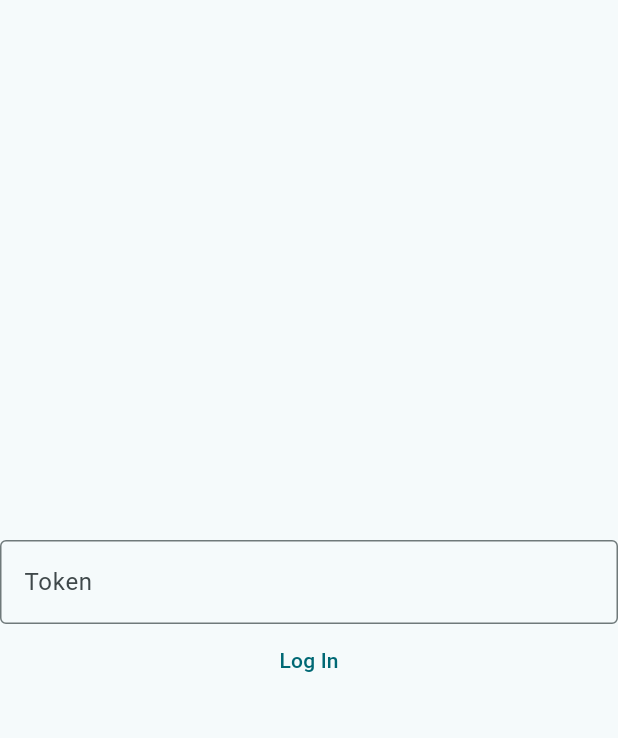
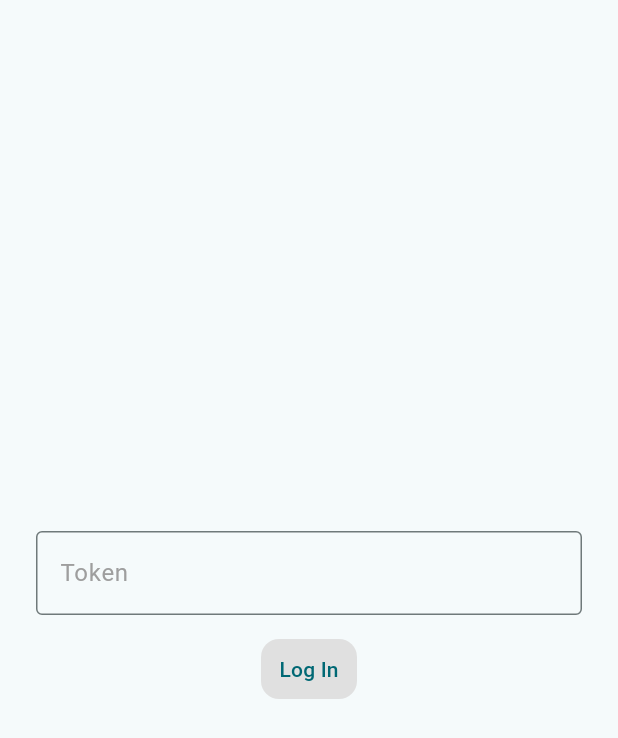
Before and after one commit to hamed-deriv/core-plugin-arch-poc, a Flutter app: the AuthenticationPage screen opened directly, on a phone screen of 412 x 824 dp. Shown: the top 738 px of the screen. Run offline on Flutter 3.47's test engine with Material 2 defaults, Android fonts, the light colour scheme and no system bars; our stand-ins replace bloc, connectivity_plus, flutter_bloc, flutter_secure_storage, shared_preferences; missing offline and left inert: flutter_deriv_api; accounts and stored records are empty; network calls fail.

Commit message:
update auth messaging

```diff
--- a/core_plugin_arch_poc/lib/core/navigation/navigator_service.dart
+++ b/core_plugin_arch_poc/lib/core/navigation/navigator_service.dart
@@ -17,4 +17,11 @@ class NavigatorService {
 
   static void pop<T extends Object?>(BuildContext context, [T? result]) =>
       Navigator.pop(context, result);
+
+  static void pushAndRemoveUntil(BuildContext context, Widget page) =>
+      Navigator.pushAndRemoveUntil(
+        context,
+        MaterialPageRoute(builder: (context) => page),
+        (route) => false,
+      );
 }
--- a/core_plugin_arch_poc/lib/features/auth/app/cubit/authentication_cubit.dart
+++ b/core_plugin_arch_poc/lib/features/auth/app/cubit/authentication_cubit.dart
@@ -21,7 +21,10 @@ class AuthenticationCubit extends Cubit<AuthenticationState> {
           return false;
         }
       },
-      onLogoutRequested: logout,
+      onLogoutRequested: () {
+        logout();
+        messagingInterface.forgetToken();
+      },
       onForgetUserRequested: messagingInterface.forgetToken,
     );
   }
--- a/core_plugin_arch_poc/lib/features/auth/app/messaging/auth.messaging.interface.dart
+++ b/core_plugin_arch_poc/lib/features/auth/app/messaging/auth.messaging.interface.dart
@@ -6,6 +6,8 @@ abstract interface class AuthMessagingInterface extends BaseMessagingInterface {
   Future<void> saveToken(String token);
 
   void forgetToken();
+
+  Future<void> logout();
 
   void sendLoggedInnMessage();
 
--- a/core_plugin_arch_poc/lib/features/auth/presentation/pages/authentication_page.dart
+++ b/core_plugin_arch_poc/lib/features/auth/presentation/pages/authentication_page.dart
@@ -15,10 +15,13 @@ class AuthenticationPage extends StatelessWidget {
       builder: (context, state) {
         return Scaffold(
           body: Center(
-            child: TokenForm(
-              onSubmit: (String token) {
-                context.read<AuthenticationCubit>().login(token);
-              },
+            child: Padding(
+              padding: const EdgeInsets.all(24.0),
+              child: TokenForm(
+                onSubmit: (String token) {
+                  context.read<AuthenticationCubit>().login(token);
+                },
+              ),
             ),
           ),
         );
@@ -55,15 +58,6 @@ class AuthenticationPage extends StatelessWidget {
         );
         break;
       default:
-        showDialog(
-          context: context,
-          builder: (context) {
-            return AlertDialog(
-              title: const Text('Error'),
-              content: Text((state as AuthenticationError).error),
-            );
-          },
-        );
         break;
     }
   }
--- a/core_plugin_arch_poc/lib/features/auth/presentation/widgets/token_form.dart
+++ b/core_plugin_arch_poc/lib/features/auth/presentation/widgets/token_form.dart
@@ -19,12 +19,28 @@ class TokenForm extends StatelessWidget {
           controller: _controller,
           decoration: const InputDecoration(
             border: OutlineInputBorder(),
+            labelStyle: TextStyle(color: Colors.grey),
             labelText: 'Token',
           ),
         ),
+        const SizedBox(
+          height: 12.0,
+        ),
         TextButton(
+          style: ButtonStyle(
+            shape: MaterialStateProperty.all(
+              RoundedRectangleBorder(
+                borderRadius: BorderRadius.circular(12.0),
+              ),
+            ),
+            backgroundColor: MaterialStateProperty.all(
+              Colors.grey[300],
+            ),
+          ),
           onPressed: () => onSubmit(_controller.text),
-          child: const Text('Log In'),
+          child: const Text(
+            'Log In',
+          ),
         ),
       ],
     );
```
Also changed, not shown: core_plugin_arch_poc/lib/features/auth/app/messaging/auth.messaging.dart (+7 -0 lines), core_plugin_arch_poc/lib/features/auth/presentation/layout/auth_bar_layout.dart (+11 -5 lines), full-view-arch.png (added), layers.png (added), mini-view-arch.png (added), 2 other files.
